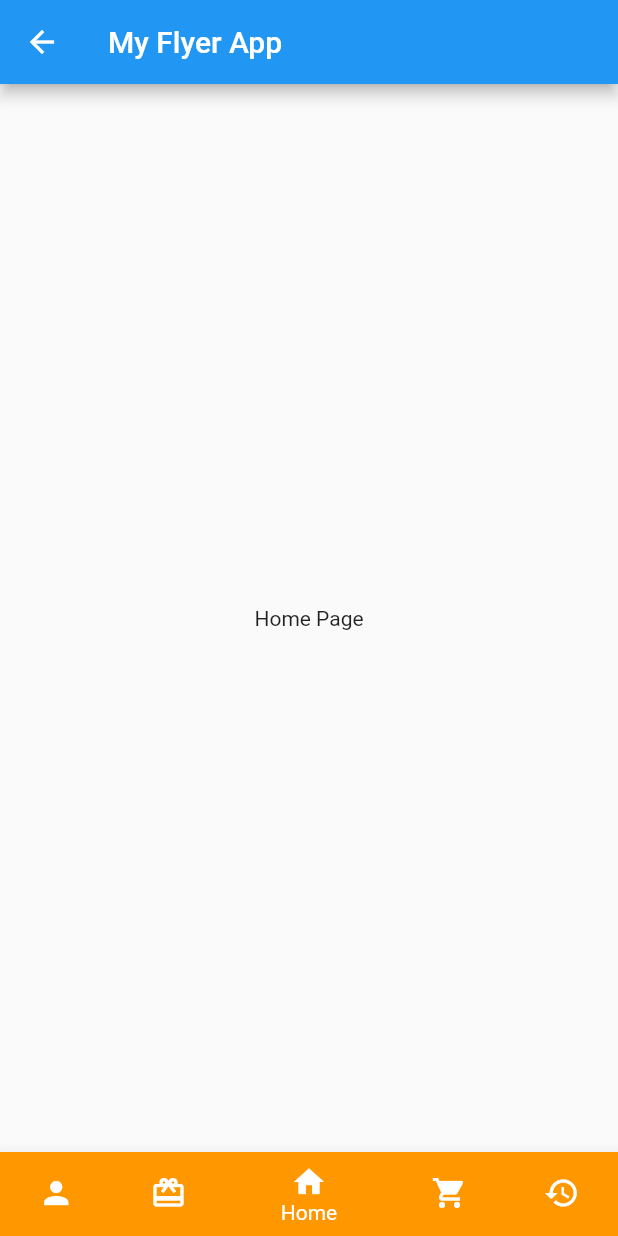
After one commit to meher263/PaniPuri, a Flutter app: the MyHomePage screen opened by its route, item 3 of the bottom bar chosen, on a phone screen of 412 x 824 dp. The commit adds this screen. Run offline on Flutter 3.47's test engine with Material 2 defaults, Android fonts, the phone set to English and light mode, and no system bars; our stand-ins replace email_validator, flutter_svg.

Commit message:
changed name

```diff
--- a/lib/chat_page.dart
+++ b/lib/chat_page.dart
@@ -1,3 +1,4 @@
+
 import 'package:flutter/material.dart';
 
 class ChatPage extends StatefulWidget {
--- /dev/null
+++ b/lib/home_page.dart
@@ -0,0 +1,111 @@
+import 'package:flutter/material.dart';
+
+class MyHomePage extends StatefulWidget {
+  static const routeName = '/home';
+
+  @override
+  _MyHomePageState createState() => _MyHomePageState();
+}
+
+class _MyHomePageState extends State<MyHomePage> {
+  int _currentIndex = 0;
+  final List<Widget> _pages = [
+    ProfilePage(),
+    RewardsPage(),
+    HomePage(),
+    CartPage(),
+    HistoryPage(),
+  ];
+
+  @override
+  Widget build(BuildContext context) {
+    return Scaffold(
+      appBar: AppBar(
+        title: Text('My Flyer App'),
+      ),
+      body: _pages[_currentIndex],
+      bottomNavigationBar: BottomNavigationBar(
+        currentIndex: _currentIndex,
+        onTap: (index) {
+          setState(() {
+            _currentIndex = index;
+          });
+        },
+        items: [
+          BottomNavigationBarItem(
+            icon: Icon(Icons.person),
+            label: 'Profile',
+          ),
+          BottomNavigationBarItem(
+            icon: Icon(Icons.card_giftcard),
+            label: 'Rewards',
+          ),
+          BottomNavigationBarItem(
+            icon: Icon(Icons.home),
+            label: 'Home',
+            backgroundColor: Colors.orange,
+          ),
+          BottomNavigationBarItem(
+            icon: Icon(Icons.shopping_cart),
+            label: 'Cart',
+            backgroundColor: Colors.black,
+          ),
+          BottomNavigationBarItem(
+            icon: Icon(Icons.history),
+            label: 'History',
+          ),
+        ],
+      ),
+    );
+  }
+}
+
+// Profile Page
+class ProfilePage extends StatelessWidget {
+  @override
+  Widget build(BuildContext context) {
+    return Center(
+      child: Text('Profile Page'),
+    );
+  }
+}
+
+// Rewards Page
+class RewardsPage extends StatelessWidget {
+  @override
+  Widget build(BuildContext context) {
+    return Center(
+      child: Text('Rewards Page'),
+    );
+  }
+}
+
+// Home Page
+class HomePage extends StatelessWidget {
+  @override
+  Widget build(BuildContext context) {
+    return Center(
+      child: Text('Home Page'),
+    );
+  }
+}
+
+// Cart Page
+class CartPage extends StatelessWidget {
+  @override
+  Widget build(BuildContext context) {
+    return Center(
+      child: Text('Cart Page'),
+    );
+  }
+}
+
+// History Page
+class HistoryPage extends StatelessWidget {
+  @override
+  Widget build(BuildContext context) {
+    return Center(
+      child: Text('History Page'),
+    );
+  }
+}
--- a/lib/main.dart
+++ b/lib/main.dart
@@ -3,6 +3,7 @@ import 'package:your_app_name/gettingstarted_page.dart';
 import 'package:your_app_name/login_page.dart';
 import 'package:your_app_name/signup_page.dart';
 import 'package:your_app_name/chat_page.dart'; // Import the ChatPage
+import 'package:your_app_name/home_page.dart'; // Import the HomePage
 
 void main() {
   runApp(MyApp());
@@ -19,6 +20,7 @@ class MyApp extends StatelessWidget {
         SignupPage.routeName: (ctx) => SignupPage(),
         GettingStartedPage.routeName: (ctx) => GettingStartedPage(),
         ChatPage.routeName: (ctx) => ChatPage(), // Add this entry for the ChatPage route
+        MyHomePage.routeName: (ctx) => MyHomePage(), // Add this entry for the MyHomePage route
       },
       onUnknownRoute: (settings) {
         // Handle unknown routes here, for example, you can redirect to a "404" page
```
Also changed, not shown: lib/signup_page.dart (+9 -2 lines).
